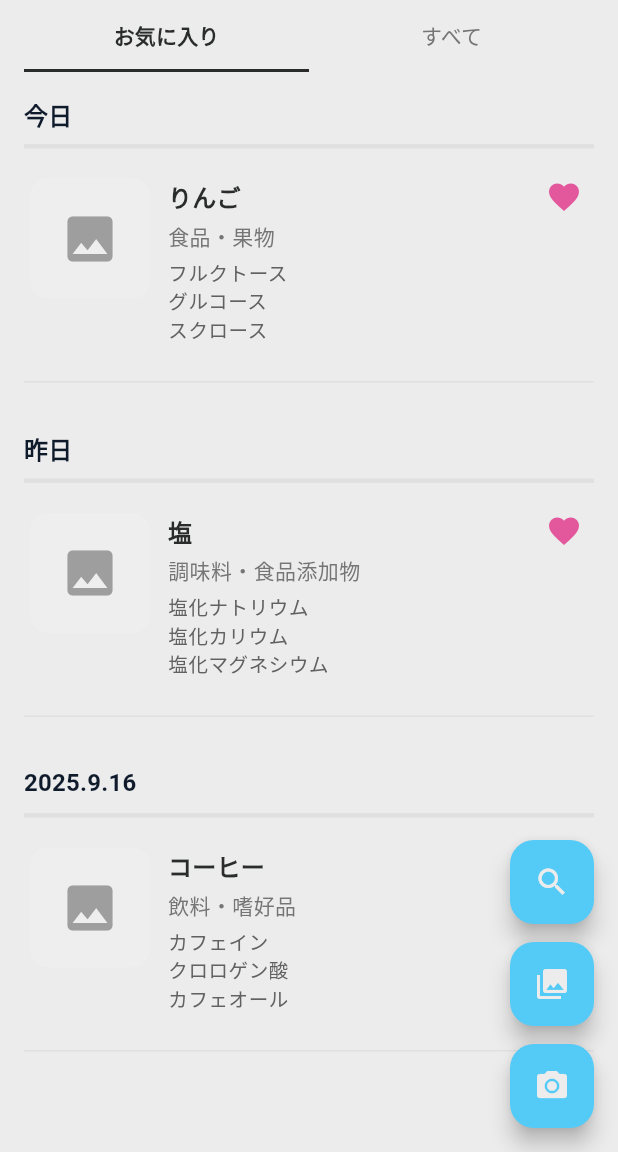
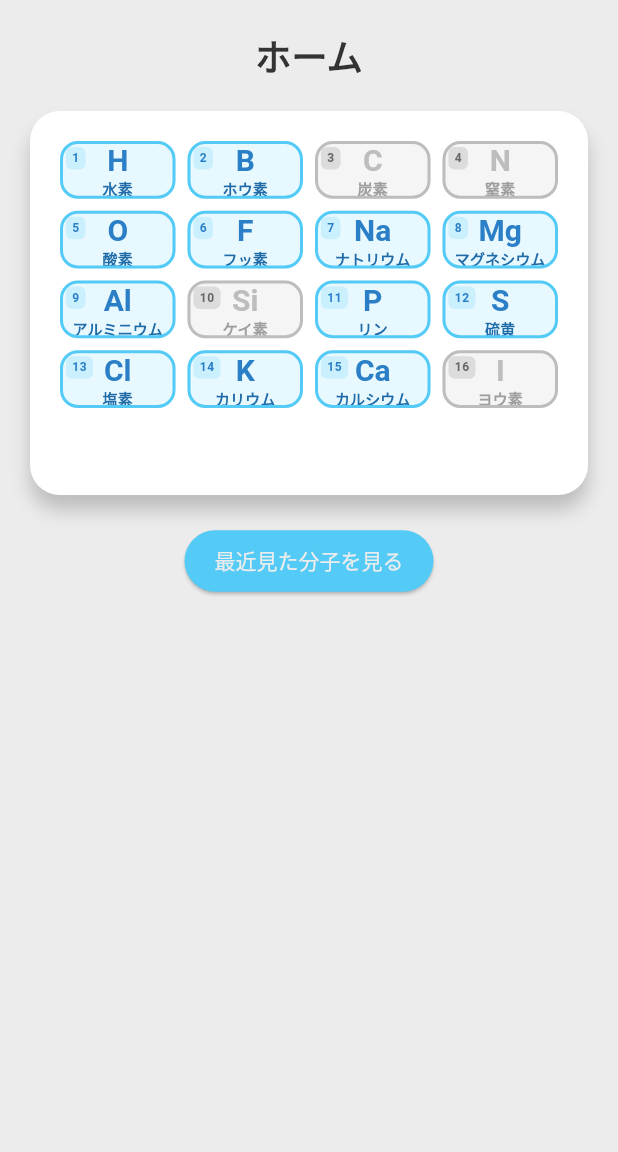
Before and after one commit to otoka34/EGH_2025_ChemiLens, a Flutter app: the screen it shows after launch, on a phone screen of 412 x 824 dp, the part 84-1236 px from its top. Run offline on Flutter 3.47's test engine with Material 3 defaults, Android fonts, the phone set to English and light mode, and no system bars; our stand-ins replace dio, flutter_svg, go_router, image_picker, webview_flutter; missing offline and left inert: ar_flutter_plugin, model_viewer_plus.

Commit message:
feat: ホーム画面追加

```diff
--- /dev/null
+++ b/lib/data/element_data.dart
@@ -0,0 +1,22 @@
+import 'package:team_25_app/models/element.dart';
+
+class ElementData {
+  static List<Element> get allElements => const [
+    Element(name: '水素', symbol: 'H', atomicNumber: 1, discovered: true),
+    Element(name: 'ホウ素', symbol: 'B', atomicNumber: 2, discovered: true),
+    Element(name: '炭素', symbol: 'C', atomicNumber: 3, discovered: false),
+    Element(name: '窒素', symbol: 'N', atomicNumber: 4, discovered: false),
+    Element(name: '酸素', symbol: 'O', atomicNumber: 5, discovered: true),
+    Element(name: 'フッ素', symbol: 'F', atomicNumber: 6, discovered: true),
+    Element(name: 'ナトリウム', symbol: 'Na', atomicNumber: 7, discovered: true),
+    Element(name: 'マグネシウム', symbol: 'Mg', atomicNumber: 8, discovered: true),
+    Element(name: 'アルミニウム', symbol: 'Al', atomicNumber: 9, discovered: true),
+    Element(name: 'ケイ素', symbol: 'Si', atomicNumber: 10, discovered: false),
+    Element(name: 'リン', symbol: 'P', atomicNumber: 11, discovered: true),
+    Element(name: '硫黄', symbol: 'S', atomicNumber: 12, discovered: true),
+    Element(name: '塩素', symbol: 'Cl', atomicNumber: 13, discovered: true),
+    Element(name: 'カリウム', symbol: 'K', atomicNumber: 14, discovered: true),
+    Element(name: 'カルシウム', symbol: 'Ca', atomicNumber: 15, discovered: true),
+    Element(name: 'ヨウ素', symbol: 'I', atomicNumber: 16, discovered: false),
+  ];
+}
--- /dev/null
+++ b/lib/models/element.dart
@@ -0,0 +1,28 @@
+class Element {
+  final String name;
+  final String symbol;
+  final int atomicNumber;
+  final bool discovered;
+
+  const Element({
+    required this.name,
+    required this.symbol,
+    required this.atomicNumber,
+    this.discovered = false,
+  });
+
+  // コピーコンストラクタ (immutableなオブジェクトのプロパティを変更するために使用)
+  Element copyWith({
+    String? name,
+    String? symbol,
+    int? atomicNumber,
+    bool? discovered,
+  }) {
+    return Element(
+      name: name ?? this.name,
+      symbol: symbol ?? this.symbol,
+      atomicNumber: atomicNumber ?? this.atomicNumber,
+      discovered: discovered ?? this.discovered,
+    );
+  }
+}
--- a/lib/routes/app_routes.dart
+++ b/lib/routes/app_routes.dart
@@ -10,6 +10,8 @@ import '../screens/result/result_screen.dart';
 import '../screens/splash/splash_screen.dart';
 import '../screens/ar_viewer/ar_viewer_screen.dart';
 import '../screens/search/search_screen.dart';
+import '../screens/home/home_screen.dart';
+import '../screens/encyclopedia/encyclopedia_screen.dart'; // <-- 追加
 
 final GoRouter appRouter = GoRouter(
   initialLocation: '/splash',
@@ -21,11 +23,25 @@ final GoRouter appRouter = GoRouter(
       builder: (context, state) => const SplashScreen(),
     ),
 
-    // ホーム画面（履歴画面）
+    // ホーム画面
     GoRoute(
       path: '/',
       name: 'home',
+      builder: (context, state) => HomeScreen(),
+    ),
+
+    // 履歴画面
+    GoRoute(
+      path: '/history',
+      name: 'history',
       builder: (context, state) => const HistoryScreen(),
+    ),
+
+    // 元素図鑑画面 <-- 追加
+    GoRoute(
+      path: '/encyclopedia',
+      name: 'encyclopedia',
+      builder: (context, state) => const EncyclopediaScreen(),
     ),
 
     // 詳細画面
--- /dev/null
+++ b/lib/screens/encyclopedia/widgets/element_card.dart
@@ -0,0 +1,110 @@
+import 'package:flutter/material.dart';
+
+class ElementCard extends StatelessWidget {
+  final String name;
+  final String symbol;
+  final int atomicNumber;
+  final bool discovered;
+  final VoidCallback? onTap; // タップイベントを追加
+
+  const ElementCard({
+    super.key,
+    required this.name,
+    required this.symbol,
+    required this.atomicNumber,
+    this.discovered = false,
+    this.onTap,
+  });
+
+  @override
+  Widget build(BuildContext context) {
+    final theme = Theme.of(context);
+    final isDiscovered = discovered;
+
+    // カードの背景色とボーダー色
+    Color cardBackgroundColor;
+    Color cardBorderColor;
+    Color symbolColor;
+    Color nameColor;
+    Color numberBackgroundColor;
+    Color numberColor;
+
+    if (isDiscovered) {
+      cardBackgroundColor = const Color(0xFFE8F8FF); // discovered
+      cardBorderColor = const Color(0xFF53CBF6); // discovered
+      symbolColor = const Color(0xFF2B7FC7); // discovered .element-symbol
+      nameColor = const Color(0xFF1E6BA8); // discovered .element-name
+      numberBackgroundColor = const Color(0xFF53CBF6).withOpacity(0.2); // discovered .element-number background
+      numberColor = const Color(0xFF2B7FC7); // discovered .element-number color
+    } else {
+      cardBackgroundColor = const Color(0xFFF5F5F5); // undiscovered
+      cardBorderColor = const Color(0xFFBDBDBD); // undiscovered
+      symbolColor = const Color(0xFFBDBDBD); // undiscovered .element-symbol
+      nameColor = const Color(0xFF9E9E9E); // undiscovered .element-name
+      numberBackgroundColor = const Color(0xFF000000).withOpacity(0.1); // default .element-number background
+      numberColor = const Color(0xFF666666); // default .element-number color
+    }
+
+    return GestureDetector(
+      onTap: onTap,
+      child: Card(
+        margin: EdgeInsets.zero, // 親のGridViewでpaddingを制御するため
+        color: cardBackgroundColor,
+        shape: RoundedRectangleBorder(
+          borderRadius: BorderRadius.circular(12.0),
+          side: BorderSide(color: cardBorderColor, width: 2),
+        ),
+        elevation: 0, // HTMLのbox-shadowは親で制御
+        child: Stack(
+          children: [
+            Positioned(
+              top: 4,
+              left: 4,
+              child: Container(
+                padding: const EdgeInsets.symmetric(horizontal: 4, vertical: 2),
+                decoration: BoxDecoration(
+                  color: numberBackgroundColor,
+                  borderRadius: BorderRadius.circular(4),
+                ),
+                child: Text(
+                  '$atomicNumber',  // 常に原子番号を表示
+                  style: theme.textTheme.bodySmall?.copyWith(
+                    fontSize: 8,
+                    fontWeight: FontWeight.w600,
+                    color: numberColor,
+                  ),
+                ),
+              ),
+            ),
+            Center(
+              child: Column(
+                mainAxisAlignment: MainAxisAlignment.center,
+                children: [
+                  Text(
+                    symbol,
+                    style: theme.textTheme.headlineMedium?.copyWith(
+                      fontSize: 20,
+                      fontWeight: FontWeight.w600, // <-- w700 から w600 に変更
+                      color: symbolColor,
+                      fontFamily: 'Fredoka', // <-- ここにFredokaフォントを追加
+                    ),
+                  ),
+                  Text(
+                    name,
+                    style: theme.textTheme.titleSmall?.copyWith(
+                      fontSize: 10,
+                      fontWeight: FontWeight.w600,
+                      color: nameColor,
+                      height: 1.2,
+                    ),
+                    textAlign: TextAlign.center,
+                  ),
+                ],
+              ),
+            ),
+          ],
+        ),
+      ),
+    );
+  }
+}
--- /dev/null
+++ b/lib/screens/encyclopedia/widgets/element_grid.dart
@@ -0,0 +1,55 @@
+import 'package:flutter/material.dart';
+import 'package:team_25_app/models/element.dart' as my_element;
+import 'package:team_25_app/screens/encyclopedia/widgets/element_card.dart';
+
+class ElementGrid extends StatelessWidget {
+  final List<my_element.Element> elements;
+  final Function(int index) onElementTap;
+  final double childAspectRatio; // <-- 追加
+
+  const ElementGrid({
+    super.key,
+    required this.elements,
+    required this.onElementTap,
+    this.childAspectRatio = 1.0, // <-- デフォルト値を設定 (図鑑ページ用)
+  });
+
+  @override
+  Widget build(BuildContext context) {
+    return Container(
+      margin: const EdgeInsets.symmetric(horizontal: 20.0),
+      padding: const EdgeInsets.all(20.0),
+      decoration: BoxDecoration(
+        color: Colors.white,
+        borderRadius: BorderRadius.circular(20),
+        boxShadow: const [
+          BoxShadow(
+            color: Color(0x33000000),
+            blurRadius: 10,
+            offset: Offset(0, 10),
+          ),
+        ],
+      ),
+      child: GridView.builder(
+        padding: EdgeInsets.zero,
+        gridDelegate: SliverGridDelegateWithFixedCrossAxisCount( // const を削除
+          crossAxisCount: 4,
+          crossAxisSpacing: 8.0,
+          mainAxisSpacing: 8.0,
+          childAspectRatio: childAspectRatio, // <-- プロパティを使用
+        ),
+        itemCount: elements.length,
+        itemBuilder: (context, index) {
+          final element = elements[index];
+          return ElementCard(
+            name: element.name,
+            symbol: element.symbol,
+            atomicNumber: element.atomicNumber,
+            discovered: element.discovered,
+            onTap: () => onElementTap(index),
+          );
+        },
+      ),
+    );
+  }
+}
--- /dev/null
+++ b/lib/screens/home/home_screen.dart
@@ -0,0 +1,86 @@
+import 'package:flutter/material.dart';
+import 'package:flutter_svg/flutter_svg.dart';
+import 'package:go_router/go_router.dart';
+import 'package:team_25_app/models/element.dart' as my_element;
+import 'package:team_25_app/screens/encyclopedia/widgets/element_grid.dart';
+import 'package:team_25_app/data/element_data.dart';
+
+class HomeScreen extends StatelessWidget {
+  HomeScreen({super.key});
+
+  // ホーム画面用のダミー元素データ (ElementDataから取得)
+  final List<my_element.Element> _homeElements = ElementData.allElements;
+
+  @override
+  Widget build(BuildContext context) {
+    final screenHeight = MediaQuery.of(context).size.height;
+    final appBarHeight = AppBar().preferredSize.height;
+    final statusBarHeight = MediaQuery.of(context).padding.top;
+
+    final availableHeight = screenHeight - appBarHeight - statusBarHeight;
+    final gridHeight = availableHeight * (1 / 3);
+
+    return Scaffold(
+      appBar: AppBar(
+        title: Row(
+          children: [
+            SvgPicture.asset(
+              'assets/images/app_bar_icon.svg',
+              height: 32,
+              width: 32,
+            ),
+          ],
+        ),
+        elevation: 0,
+      ),
+      body: Column(
+        children: [
+          // ホーム画面のタイトル
+          const Padding(
+            padding: EdgeInsets.all(20.0),
+            child: Text(
+              'ホーム',
+              style: TextStyle(
+                fontSize: 24,
+                fontWeight: FontWeight.w700,
+                color: Color(0xFF333333),
+              ),
+            ),
+          ),
+          // 元素図鑑のカード部分 (ボタンとして機能)
+          GestureDetector(
+            onTap: () {
+              context.go('/encyclopedia');
+            },
+            child: AbsorbPointer(
+              child: SizedBox(
+                height: gridHeight,
+                child: ElementGrid(
+                  elements: _homeElements,
+                  onElementTap: (index) {
+                    // ホーム画面では個別のタップイベントは処理しない
+                  },
+                  childAspectRatio: 2.0, // <-- ホーム画面用の値を設定
+                ),
+              ),
+            ),
+          ),
+          // 最近見た分子を見るボタン
+          Padding(
+            padding: const EdgeInsets.all(20.0),
+            child: ElevatedButton(
+              onPressed: () {
+                context.go('/history'); // 履歴画面へ遷移
+              },
+              style: ElevatedButton.styleFrom(
+                padding: const EdgeInsets.symmetric(horizontal: 20, vertical: 10),
+                textStyle: const TextStyle(fontSize: 14),
+              ),
+              child: const Text('最近見た分子を見る'),
+            ),
+          ),
+        ],
+      ),
+    );
+  }
+}
```
Also changed, not shown: lib/screens/encyclopedia/encyclopedia_screen.dart (added, +325 -0 lines).
